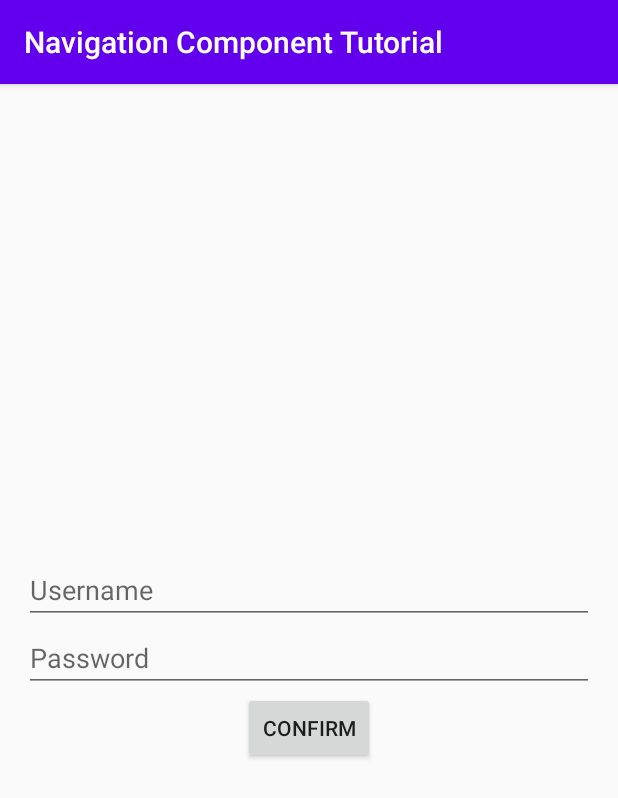
After one commit to codinginflow/NavigationComponentTutorial, an Android app: the LoginFragment screen opened through its navigation route, on a phone screen of 412 x 824 dp. The commit adds this screen. Shown: the top 798 px of the screen. Run offline under Robolectric (Android 15) with nearby library versions, the phone set to English and light mode, and no system bars.

Commit message:
End of part 3

```diff
--- a/app/src/main/java/com/codinginflow/navigationcomponenttutorial/HomeFragment.kt
+++ b/app/src/main/java/com/codinginflow/navigationcomponenttutorial/HomeFragment.kt
@@ -1,6 +1,19 @@
 package com.codinginflow.navigationcomponenttutorial
 
+import android.os.Bundle
+import android.view.View
 import androidx.fragment.app.Fragment
+import androidx.navigation.fragment.findNavController
+import kotlinx.android.synthetic.main.fragment_home.*
 
 class HomeFragment : Fragment(R.layout.fragment_home) {
+
+    override fun onViewCreated(view: View, savedInstanceState: Bundle?) {
+        super.onViewCreated(view, savedInstanceState)
+
+        button_login.setOnClickListener {
+            val action = HomeFragmentDirections.actionHomeFragmentToLoginFragment()
+            findNavController().navigate(action)
+        }
+    }
 }
--- /dev/null
+++ b/app/src/main/java/com/codinginflow/navigationcomponenttutorial/LoginFragment.kt
@@ -0,0 +1,6 @@
+package com.codinginflow.navigationcomponenttutorial
+
+import androidx.fragment.app.Fragment
+
+class LoginFragment : Fragment(R.layout.fragment_login) {
+}
--- /dev/null
+++ b/app/src/main/res/layout/fragment_login.xml
@@ -0,0 +1,29 @@
+<?xml version="1.0" encoding="utf-8"?>
+<LinearLayout xmlns:android="http://schemas.android.com/apk/res/android"
+    android:layout_width="match_parent"
+    android:layout_height="match_parent"
+    xmlns:tools="http://schemas.android.com/tools"
+    android:gravity="center"
+    android:orientation="vertical"
+    android:padding="16dp"
+    tools:context=".LoginFragment">
+
+    <EditText
+        android:layout_width="match_parent"
+        android:layout_height="wrap_content"
+        android:id="@+id/edit_text_username"
+        android:hint="Username"/>
+
+    <EditText
+        android:layout_width="match_parent"
+        android:layout_height="wrap_content"
+        android:id="@+id/edit_text_password"
+        android:hint="Password"/>
+
+    <Button
+        android:id="@+id/button_confirm"
+        android:layout_width="wrap_content"
+        android:layout_height="wrap_content"
+        android:text="Confirm"/>
+
+</LinearLayout>
--- a/app/src/main/res/navigation/nav_graph.xml
+++ b/app/src/main/res/navigation/nav_graph.xml
@@ -9,5 +9,18 @@
         android:id="@+id/homeFragment"
         android:name="com.codinginflow.navigationcomponenttutorial.HomeFragment"
         android:label="fragment_home"
-        tools:layout="@layout/fragment_home" />
+        tools:layout="@layout/fragment_home" >
+        <action
+            android:id="@+id/action_homeFragment_to_loginFragment"
+            app:destination="@id/loginFragment"
+            app:enterAnim="@anim/slide_in_right"
+            app:exitAnim="@anim/slide_out_left"
+            app:popEnterAnim="@anim/slide_in_left"
+            app:popExitAnim="@anim/slide_out_right" />
+    </fragment>
+    <fragment
+        android:id="@+id/loginFragment"
+        android:name="com.codinginflow.navigationcomponenttutorial.LoginFragment"
+        android:label="fragment_login"
+        tools:layout="@layout/fragment_login" />
 </navigation>
```
